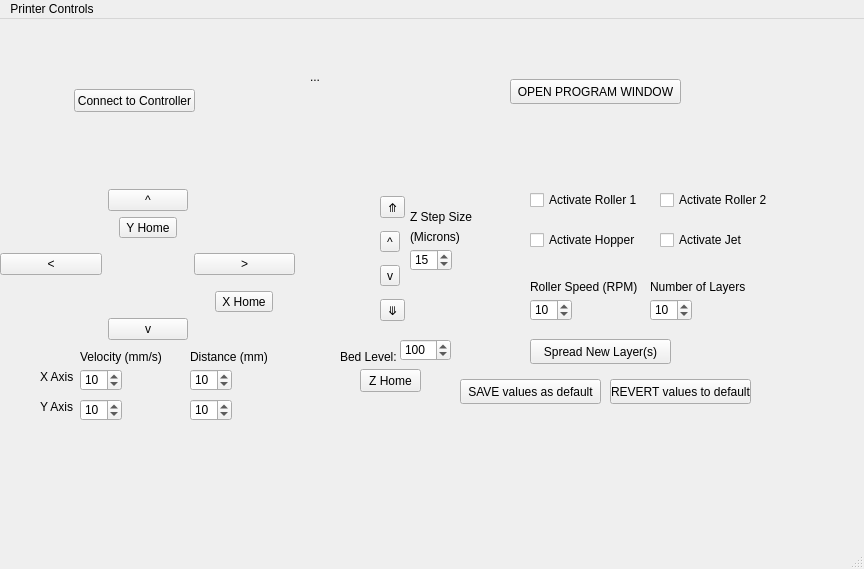
The window that QT_Framework/mainwindow.ui (BYUCreateResearchLab/CREATE_LAB_Binder_Jet_Printer) describes before a commit, drawn with Qt 5.
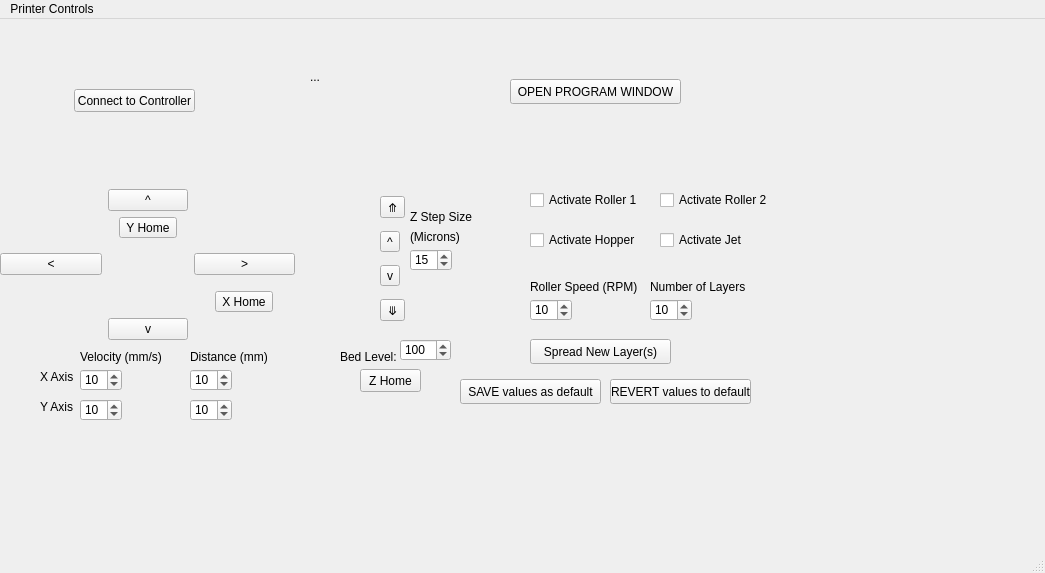
The same window after the commit.

Diff of the .ui file:
```diff
--- a/QT_Framework/mainwindow.ui
+++ b/QT_Framework/mainwindow.ui
@@ -6,8 +6,8 @@
    <rect>
     <x>0</x>
     <y>0</y>
-    <width>864</width>
-    <height>569</height>
+    <width>1045</width>
+    <height>573</height>
    </rect>
   </property>
   <property name="windowTitle">
@@ -523,7 +523,7 @@
     <rect>
      <x>0</x>
      <y>0</y>
-     <width>864</width>
+     <width>1045</width>
      <height>21</height>
     </rect>
    </property>
```
Left out of the diff: 3 changed lines with no effect on the pictures.
